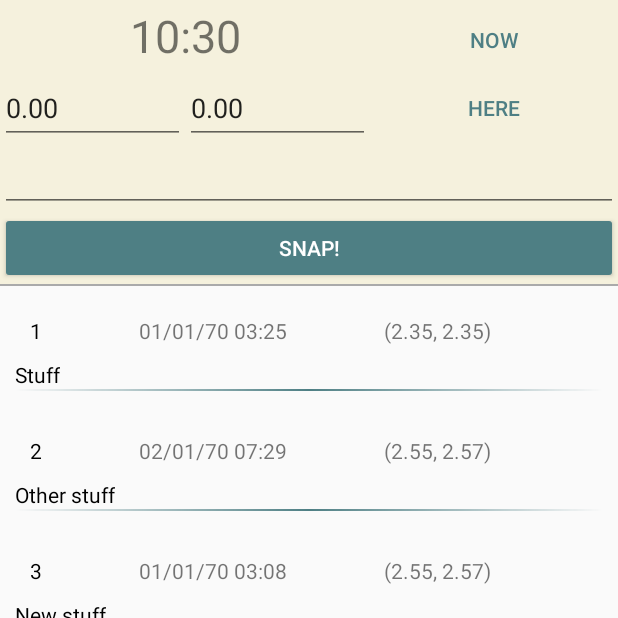
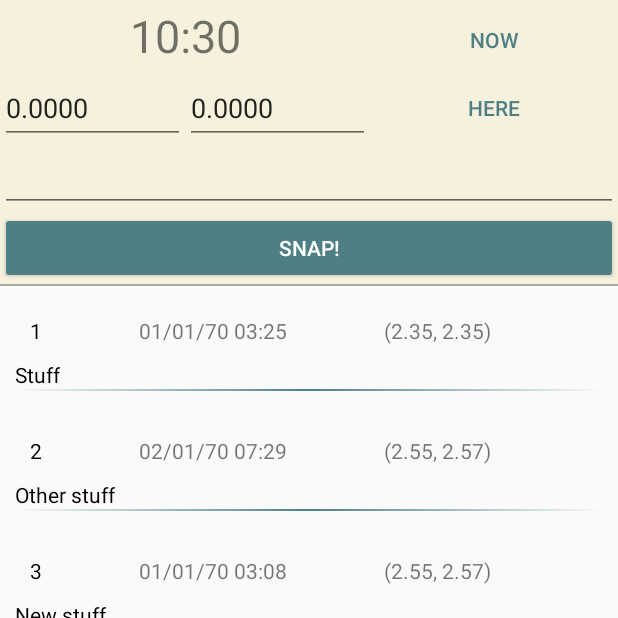
Before and after one commit to dexterlb/nadir, an Android app: the RollActivity screen opened directly, with no data from a screen before it, on a phone screen of 412 x 824 dp, the top half of it. Run offline under Robolectric (Android 15) with nearby library versions, the phone set to English and light mode, and no system bars.

Commit message:
Fix issue with sdk>22: :

```diff
--- a/Android/Nadir/app/src/main/java/org/qtrp/nadir/Activity/RollActivity.java
+++ b/Android/Nadir/app/src/main/java/org/qtrp/nadir/Activity/RollActivity.java
@@ -1,8 +1,13 @@
 package org.qtrp.nadir.Activity;
 
+import android.Manifest;
 import android.content.Intent;
+import android.content.pm.PackageManager;
 import android.location.Location;
+import android.os.Build;
 import android.os.Bundle;
+import android.support.v4.app.ActivityCompat;
+import android.support.v4.content.ContextCompat;
 import android.support.v7.app.AppCompatActivity;
 import android.support.v7.widget.DefaultItemAnimator;
 import android.support.v7.widget.LinearLayoutManager;
@@ -28,6 +33,7 @@ import java.util.List;
 
 public class RollActivity extends AppCompatActivity {
 
+    private static final int ASK_MULTIPLE_PERMISSION_REQUEST_CODE = 200;
     private Button addPhotoButton, resetLocationButton, resetTimeButton;
     private EditText longituteEt, latitudeEt, descriptionEt;
     private TextView timeTv;
@@ -95,7 +101,7 @@ public class RollActivity extends AppCompatActivity {
         photoList.setAdapter(adapter);
 
         setTime();
-        setLocation();
+        setLocationForSDK();
     }
 
     private void setListeners() {
@@ -109,12 +115,9 @@ public class RollActivity extends AppCompatActivity {
         resetLocationButton.setOnClickListener(new View.OnClickListener() {
             @Override
             public void onClick(View view) {
-                setLocation();
+                setLocationForSDK();
             }
         });
-
-
-
     }
 
     private String getTime(){
@@ -125,18 +128,58 @@ public class RollActivity extends AppCompatActivity {
         timeTv.setText(getTime());
     }
 
-    private void setLocation() {
-        if(mGPS.canGetLocation ){
+    private void setLocationForSDK() {
+        if(Integer.valueOf(Build.VERSION.SDK_INT) >= 23) {
+            Log.i("sdk", "This is the right sdk");
+            if (ContextCompat.checkSelfPermission(this, Manifest.permission.INTERNET) != PackageManager.PERMISSION_GRANTED ||
+                ContextCompat.checkSelfPermission(this, Manifest.permission.ACCESS_FINE_LOCATION) != PackageManager.PERMISSION_GRANTED ||
+                ContextCompat.checkSelfPermission(this, Manifest.permission.ACCESS_COARSE_LOCATION) != PackageManager.PERMISSION_GRANTED) {
+                    ActivityCompat.requestPermissions(this,
+                            new String[]{Manifest.permission.INTERNET,
+                                         Manifest.permission.ACCESS_FINE_LOCATION,
+                                         Manifest.permission.ACCESS_FINE_LOCATION},
+                            ASK_MULTIPLE_PERMISSION_REQUEST_CODE);
+            } else {
+                setLocation();
+            }
+        } else {
+            setLocation();
+        }
+    }
+
+    private void setLocation(){
+        if (mGPS.canGetLocation) {
             mGPS.getLocation();
-            latitudeEt.setText(String.format( "%.2f", mGPS.getLatitude() ));
-            longituteEt.setText(String.format( "%.2f", mGPS.getLongitude() ));
+            latitudeEt.setText(String.format("%.4f", mGPS.getLatitude()));
+            longituteEt.setText(String.format("%.4f", mGPS.getLongitude()));
         } else {
             Toast.makeText(RollActivity.this, "Can't get location", Toast.LENGTH_LONG).show();
         }
     }
 
     @Override
-    public void onBackPressed(){
+    public void onRequestPermissionsResult(int requestCode, String[] permissions, int[] grantResults) {
+        Log.i("sdk", "on result");
+        if (requestCode == ASK_MULTIPLE_PERMISSION_REQUEST_CODE) {
+            if (grantResults[0] == PackageManager.PERMISSION_GRANTED) {
+                setLocation();
+            }else if (grantResults[0] == PackageManager.PERMISSION_DENIED){
+                if (ActivityCompat.shouldShowRequestPermissionRationale(this, Manifest.permission.INTERNET)) {
+                    ActivityCompat.requestPermissions(this,
+                            new String[]{Manifest.permission.INTERNET,
+                                    Manifest.permission.ACCESS_FINE_LOCATION,
+                                    Manifest.permission.ACCESS_FINE_LOCATION},
+                            ASK_MULTIPLE_PERMISSION_REQUEST_CODE);
+                }else{
+                    //Never ask again and handle your app without permission.
+                }
+            }
+        }
+    }
+
+
+    @Override
+    public void onBackPressed() {
         super.onBackPressed();
         finish();
     }
--- a/Android/Nadir/app/src/main/java/org/qtrp/nadir/Helpers/LocationHelper.java
+++ b/Android/Nadir/app/src/main/java/org/qtrp/nadir/Helpers/LocationHelper.java
@@ -1,6 +1,7 @@
 package org.qtrp.nadir.Helpers;
 
 import android.Manifest;
+import android.app.Activity;
 import android.app.AlertDialog;
 import android.content.Context;
 import android.content.DialogInterface;
@@ -9,10 +10,14 @@ import android.content.pm.PackageManager;
 import android.location.Location;
 import android.location.LocationListener;
 import android.location.LocationManager;
+import android.os.Build;
 import android.os.Bundle;
 import android.provider.Settings;
 import android.support.v4.app.ActivityCompat;
+import android.support.v4.content.ContextCompat;
 import android.util.Log;
+
+import org.qtrp.nadir.Activity.RollActivity;
 
 /**
  * Created by do on 04/05/17.
@@ -20,6 +25,7 @@ import android.util.Log;
 
 public final class LocationHelper implements LocationListener {
 
+    private static final int REQUEST_INTERNET =200;
     private final Context mContext;
 
     // flag for GPS status
@@ -223,4 +229,6 @@ public final class LocationHelper implements LocationListener {
     public void onStatusChanged(String provider, int status, Bundle extras) {
     }
 
+
+
 }
--- a/Android/Nadir/app/src/main/res/layout/activity_roll.xml
+++ b/Android/Nadir/app/src/main/res/layout/activity_roll.xml
@@ -64,20 +64,20 @@
                 <EditText
                     android:id="@+id/latitudeEditText"
                     android:layout_width="0dp"
+                    android:layout_height="match_parent"
                     android:layout_weight="0.3"
-                        android:layout_height="match_parent"
                     android:ems="10"
                     android:inputType="numberDecimal|numberSigned"
-                        android:text="42.45345" />
+                    android:text="-1" />
 
                 <EditText
                     android:id="@+id/longtitudeEditText"
                     android:layout_width="0dp"
+                    android:layout_height="match_parent"
                     android:layout_weight="0.3"
-                        android:layout_height="match_parent"
                     android:ems="10"
                     android:inputType="numberDecimal|numberSigned"
-                        android:text="23.34535" />
+                    android:text="-1" />
 
                 <Button
                     android:id="@+id/resetLocationButton"
```
Lines whose indentation alone changed are shown as unchanged.
